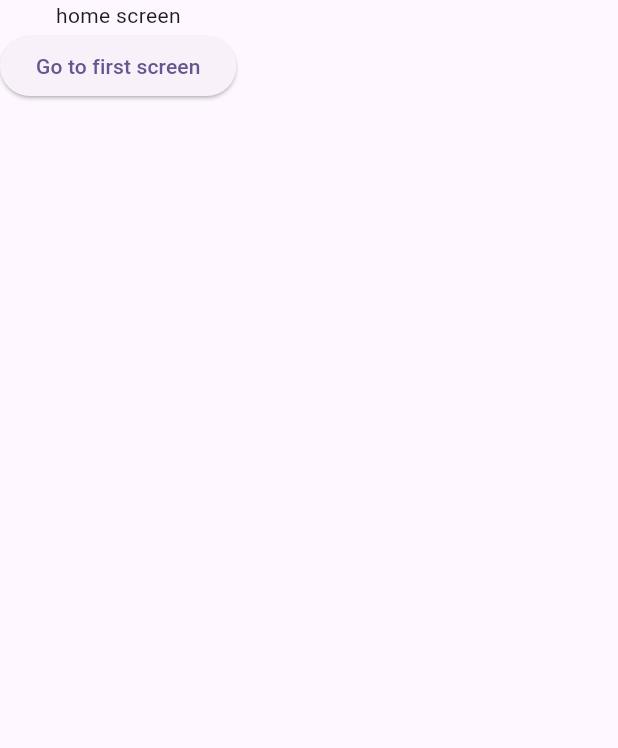
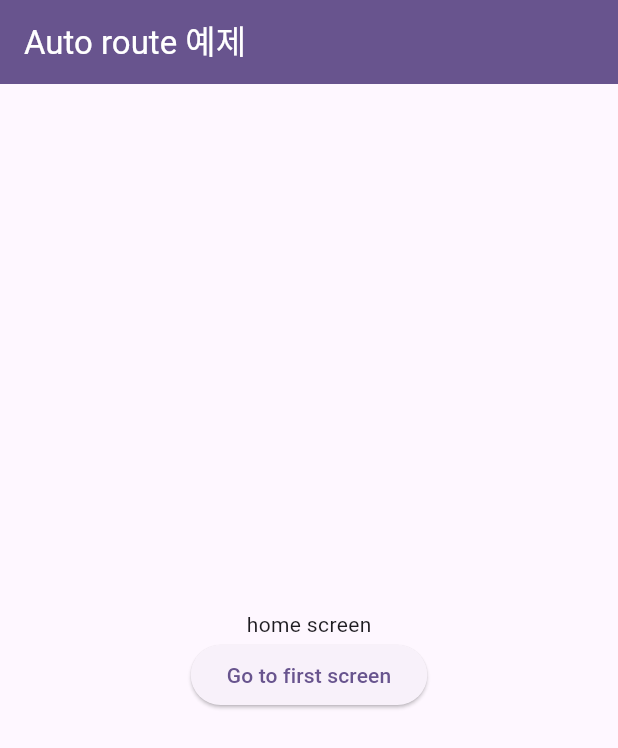
Before and after one commit to bluemiv/flutter_auto_route, a Flutter app: the screen it shows after launch, on a phone screen of 412 x 824 dp. Shown: the top 748 px of the screen. Run offline on Flutter 3.47's test engine with Material 3 defaults, Android fonts, the phone set to English and light mode, and no system bars; our stand-ins replace auto_route.

Commit message:
feat: auto router 적용

```diff
--- a/lib/screens/first/first_screen.dart
+++ b/lib/screens/first/first_screen.dart
@@ -9,7 +9,8 @@ class FirstScreen extends StatelessWidget {
   Widget build(BuildContext context) {
     return Scaffold(
       appBar: AppBar(
-        title: Text(
+        backgroundColor: Theme.of(context).primaryColor,
+        title: const Text(
           "First Screen",
           style: TextStyle(color: Colors.white),
         ),
--- a/lib/screens/home/home_screen.dart
+++ b/lib/screens/home/home_screen.dart
@@ -11,8 +11,18 @@ class HomeScreen extends StatelessWidget {
     final router = AutoRouter.of(context);
 
     return Scaffold(
+      appBar: AppBar(
+        backgroundColor: Theme.of(context).primaryColor,
+        title: const Text(
+          "Auto route 예제",
+          style: TextStyle(color: Colors.white),
+        ),
+      ),
       body: SafeArea(
+        child: SizedBox(
+          width: double.infinity,
           child: Column(
+            mainAxisAlignment: MainAxisAlignment.center,
             children: [
               const Text("home screen"),
               ElevatedButton(
@@ -23,6 +33,7 @@ class HomeScreen extends StatelessWidget {
             ],
           ),
         ),
+      ),
     );
   }
 }
```
Lines whose indentation alone changed are shown as unchanged.
